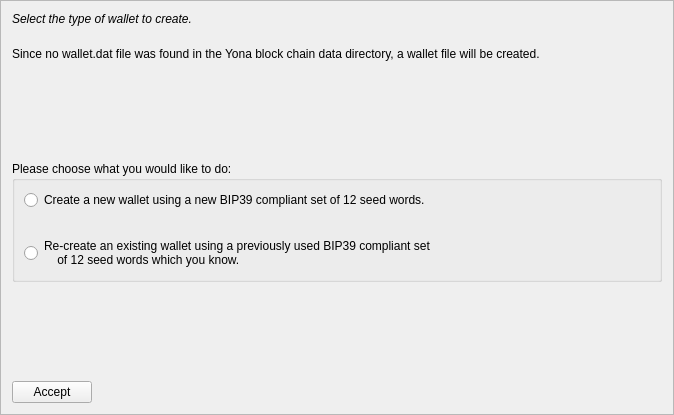
Qt form src/qt/forms/mnemonicdialog1.ui (PaladeumBlockchain/Paladeum) before a commit.
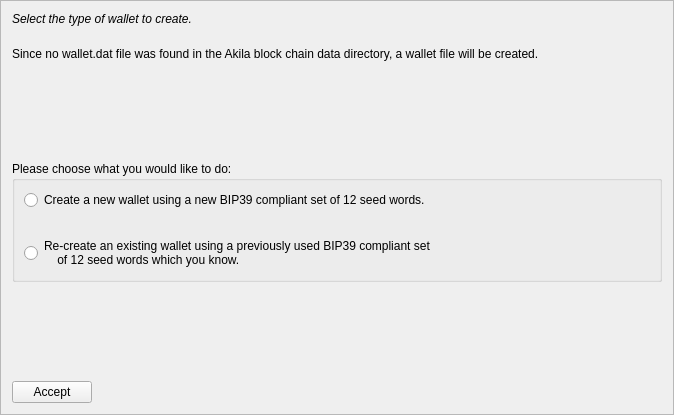
The same form after that commit.

Commit message: Rename Yona -> Akila

What changed in the file:
```diff
--- a/src/qt/forms/mnemonicdialog1.ui
+++ b/src/qt/forms/mnemonicdialog1.ui
@@ -52,7 +52,7 @@
    <item>
     <widget class="QLabel" name="wallettypeLabel">
      <property name="text">
-      <string>Since no wallet.dat file was found in the Yona block chain data directory, a wallet file will be created.</string>
+      <string>Since no wallet.dat file was found in the Akila block chain data directory, a wallet file will be created.</string>
      </property>
      <property name="wordWrap">
       <bool>true</bool>
```
The commit also changes 1092 other files.
